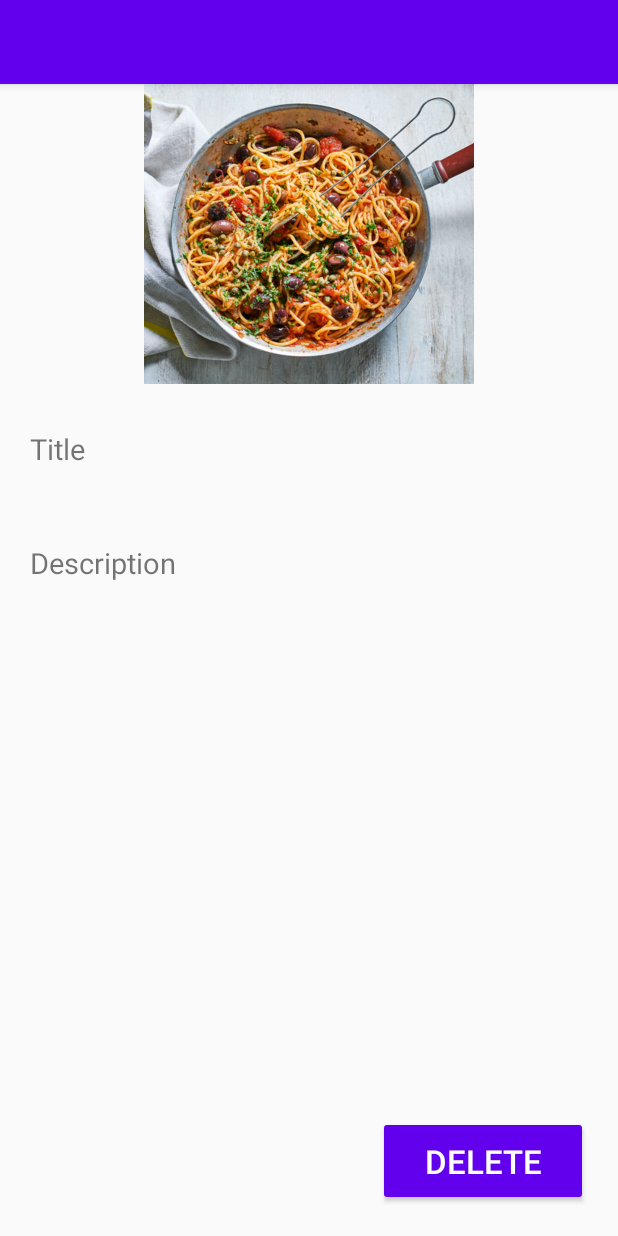
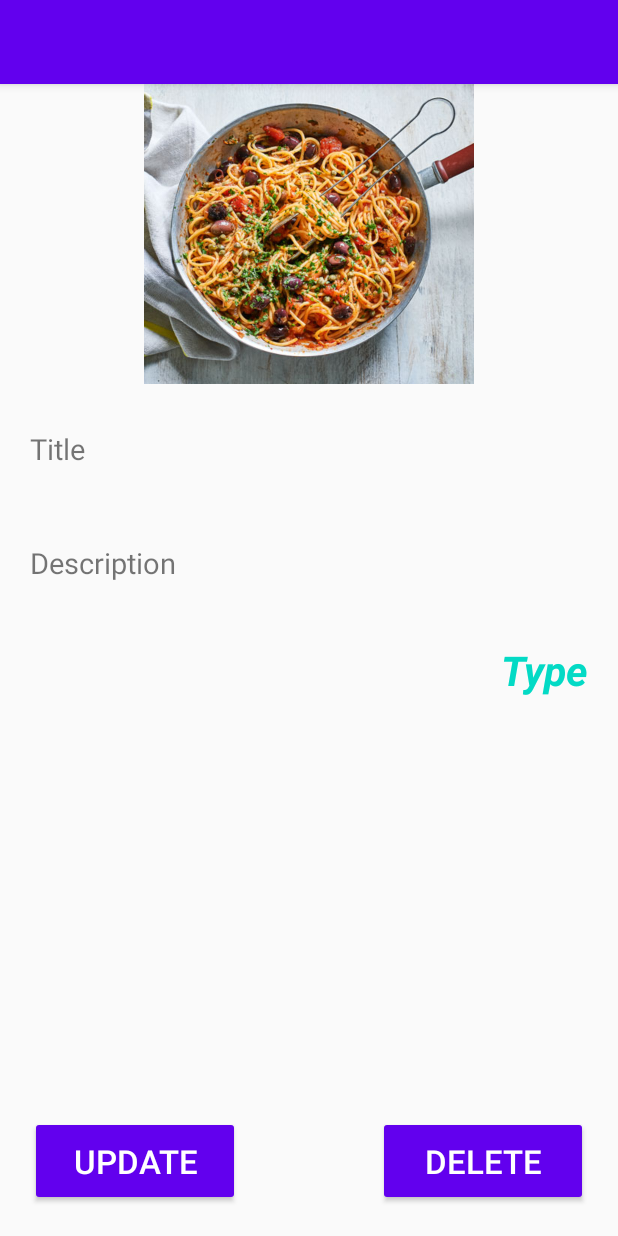
Before and after one commit to tenzinsparkss/FoodRecipe, an Android app: the FoodDetailActivity screen opened directly, with no data from a screen before it, on a phone screen of 412 x 824 dp. Run offline under Robolectric (Android 15) with nearby library versions, the phone set to English and light mode, and no system bars; our stand-ins replace Firebase (no records; nobody signed in at launch, a user with empty details on screens opened directly).

Commit message:
Update added

```diff
--- a/FoodRecipe/app/src/main/AndroidManifest.xml
+++ b/FoodRecipe/app/src/main/AndroidManifest.xml
@@ -1,6 +1,7 @@
 <?xml version="1.0" encoding="utf-8"?>
 <manifest xmlns:android="http://schemas.android.com/apk/res/android"
     package="com.flamingo.foodrecipe">
+
     <uses-permission android:name="android.permission.READ_EXTERNAL_STORAGE" />
 
     <application
@@ -10,7 +11,8 @@
         android:roundIcon="@mipmap/ic_launcher_round"
         android:supportsRtl="true"
         android:theme="@style/AppTheme">
-        <activity android:name=".UploadRecipe"></activity>
+        <activity android:name=".UpdateRecipe"></activity>
+        <activity android:name=".UploadRecipe" />
         <activity android:name=".FoodDetailActivity" />
         <activity android:name=".MainActivity">
             <intent-filter>
--- a/FoodRecipe/app/src/main/java/com/flamingo/foodrecipe/FoodDetailActivity.java
+++ b/FoodRecipe/app/src/main/java/com/flamingo/foodrecipe/FoodDetailActivity.java
@@ -18,7 +18,7 @@ import com.google.firebase.storage.StorageReference;
 
 public class FoodDetailActivity extends AppCompatActivity {
 
-    TextView foodDescription, foodTitle;
+    TextView foodDescription, foodTitle, foodType;
     ImageView foodImage;
     String key = "";
     String imageURL = "";
@@ -32,12 +32,14 @@ public class FoodDetailActivity extends AppCompatActivity {
         foodDescription = (TextView)findViewById(R.id.txtDescription);
         foodImage = (ImageView)findViewById(R.id.ivImg1);
         foodTitle = (TextView)findViewById(R.id.txtTitle);
+        foodType = (TextView)findViewById(R.id.txtType);
 
         Bundle mBundle = getIntent().getExtras();
 
         if(mBundle!=null){
             foodTitle.setText(mBundle.getString("Title"));
             foodDescription.setText(mBundle.getString("Description"));
+            foodType.setText(mBundle.getString("Type"));
 //            foodImage.setImageResource(mBundle.getInt("Image"));
             key = mBundle.getString("keyValue");
             imageURL = mBundle.getString("Image");
@@ -70,4 +72,14 @@ public class FoodDetailActivity extends AppCompatActivity {
             }
         });
     }
+
+    public void btn_update_Recipe(View view) {
+
+        startActivity(new Intent(getApplicationContext(), UpdateRecipe.class)
+        .putExtra("foodTitleKey", foodTitle.getText().toString())
+        .putExtra("descriptionKey", foodDescription.getText().toString())
+        .putExtra("typeKey", foodType.getText().toString())
+        .putExtra("oldimageUrl", imageURL)
+        .putExtra("key", key));
+    }
 }
--- a/FoodRecipe/app/src/main/java/com/flamingo/foodrecipe/MyAdapter.java
+++ b/FoodRecipe/app/src/main/java/com/flamingo/foodrecipe/MyAdapter.java
@@ -58,6 +58,7 @@ public class MyAdapter extends RecyclerView.Adapter<FoodViewHolder> {
                 intent.putExtra("Image", myFoodList.get(holder.getAdapterPosition()).getItemImage());
                 intent.putExtra("Title", myFoodList.get(holder.getAdapterPosition()).getItemName());
                 intent.putExtra("Description", myFoodList.get(holder.getAdapterPosition()).getItemDescription());
+                intent.putExtra("Type", myFoodList.get(holder.getAdapterPosition()).getItemType());
                 intent.putExtra("keyValue", myFoodList.get(holder.getAdapterPosition()).getKey());
                 mContext.startActivity(intent);
             }
--- a/FoodRecipe/app/src/main/res/layout/activity_food_detail.xml
+++ b/FoodRecipe/app/src/main/res/layout/activity_food_detail.xml
@@ -32,11 +32,36 @@
         android:layout_width="match_parent"
         android:layout_height="wrap_content" />
 
+    <TextView
+        android:layout_width="match_parent"
+        android:layout_height="wrap_content"
+        android:layout_marginTop="10dp"
+        android:paddingRight="20dp"
+        android:paddingTop="10dp"
+        android:text="Type"
+        android:textColor="@color/colorAccent"
+        android:textSize="27sp"
+        android:textStyle="bold|italic"
+        android:gravity="end"
+        android:id="@+id/txtType"
+        />
+
     <RelativeLayout
         android:layout_width="match_parent"
         android:layout_height="fill_parent" >
-
         <Button
+            android:id="@+id/btnUpdate"
+            android:layout_width="140dp"
+            android:layout_height="60dp"
+            android:backgroundTint="@color/colorPrimary"
+            android:text="Update"
+            android:textSize="22sp"
+            android:textColor="#ffffff"
+            android:layout_alignParentBottom="true"
+            android:layout_margin="20dp"
+            android:onClick="btn_update_Recipe"/>
+        <Button
+            android:id="@+id/btnDelete"
             android:layout_width="140dp"
             android:layout_height="60dp"
             android:backgroundTint="@color/colorPrimary"
```
Also changed, not shown: FoodRecipe/app/src/main/java/com/flamingo/foodrecipe/UpdateRecipe.java (added, +151 -0 lines), FoodRecipe/app/src/main/res/layout/activity_update_recipe.xml (added, +67 -0 lines).
